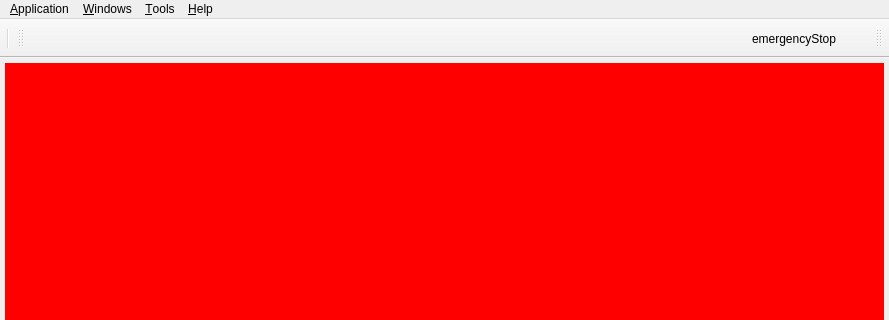
The window that nicos_ess/gui/main.ui (mlz-ictrl/nicos) describes before a commit, drawn with Qt 5; both pictures show x 0 to 889 and y 0 to 320 of the 889 by 766 pixel window.
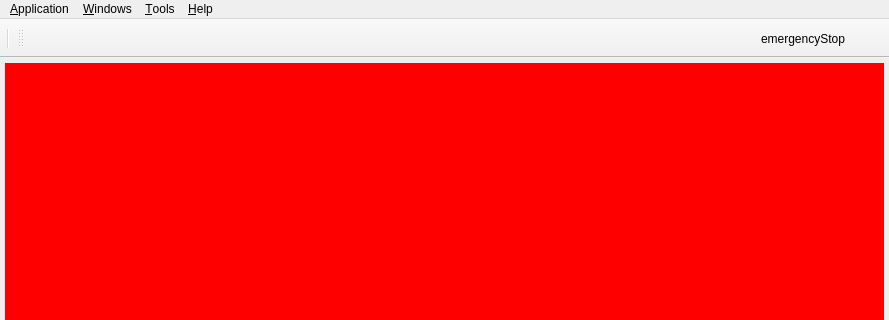
The same window after the commit. Icons and pictures are not drawn.

Commit message:
ESS: Disable Drag-Drop of Title Bar
This disables the ability of drag and drop of the title bar in the main UI.

```diff
--- a/nicos_ess/gui/main.ui
+++ b/nicos_ess/gui/main.ui
@@ -153,6 +153,9 @@
    <property name="layoutDirection">
     <enum>Qt::RightToLeft</enum>
    </property>
+   <property name="movable">
+    <bool>false</bool>
+   </property>
    <attribute name="toolBarArea">
     <enum>TopToolBarArea</enum>
    </attribute>
```
